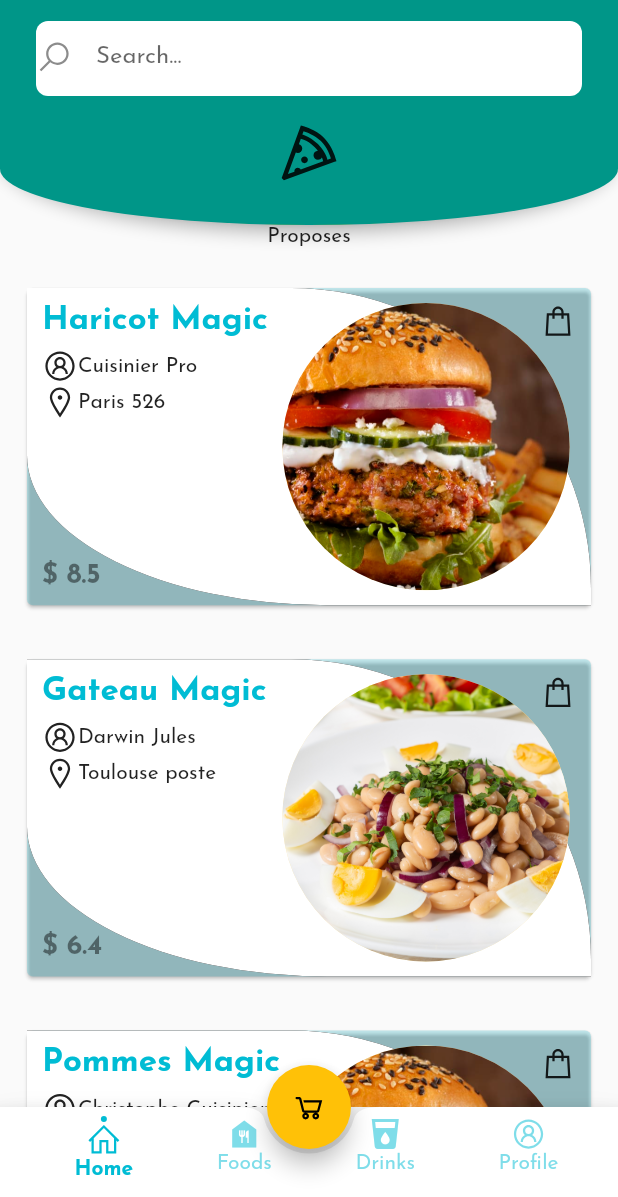
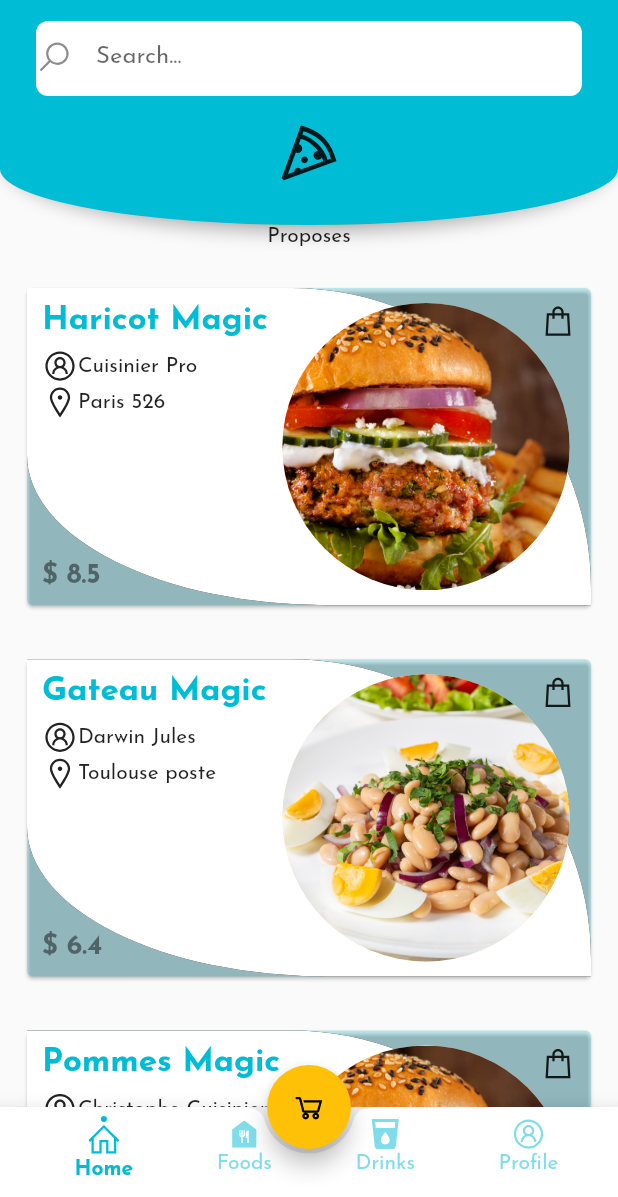
Before and after one commit to baimamboukar/home_cooking, a Flutter app: the screen it shows once a user with an empty profile is signed in, on a phone screen of 412 x 824 dp, the part 39-1236 px from its top. Run offline on Flutter 3.47's test engine with Material 2 defaults, Android fonts, the light colour scheme and no system bars; our stand-ins replace awesome_notifications, cloud_firestore, firebase_auth, firebase_core, flutter_hooks, flutter_riverpod and 5 more; accounts and stored records are empty.

Commit message:
home updated

```diff
--- a/lib/screens/home.dart
+++ b/lib/screens/home.dart
@@ -63,7 +63,7 @@ class Home extends HookWidget {
               ),
               height: 150.0,
               decoration: BoxDecoration(
-                  color: Colors.teal,
+                  color: Palette.primary,
                   borderRadius: BorderRadius.vertical(
                       bottom: Radius.elliptical(Screen.width(context), 75.0))),
             ),
```
